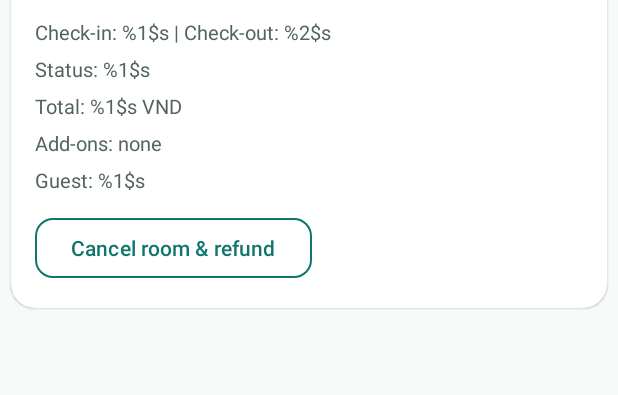
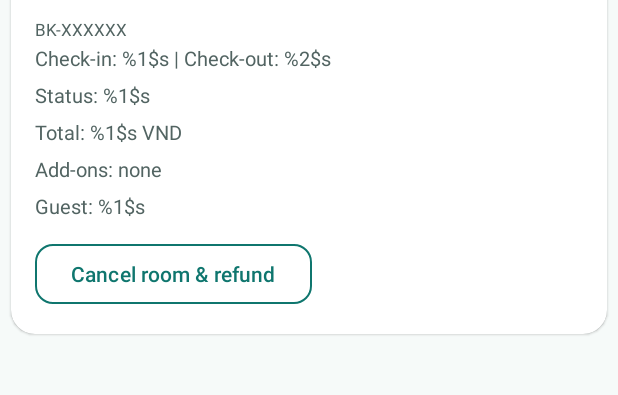
Before and after one commit to jerrylemin/HotelGo_ChuaBietTen, an Android app: the layout item_booking_card.xml on its own in the app's theme, with its tools: preview values and no code run, on a phone screen of 412 x 824 dp, the part 144-539 px from its top. Run offline under Robolectric (Android 15) with nearby library versions, the light colour scheme and no system bars.

Commit message:
feat: show stay status to clients
BookingHistoryAdapter now shows BK-XXXXXX short booking code and a
coloured stay-status badge (Da check-in / Da check-out / Qua han)
on each client booking card. Badge is hidden for pending/cancelled
bookings. Uses SupabaseRepository.resolveStayStatus() and
shortBookingCode() format helpers.

```diff
--- a/app/src/main/res/layout/item_booking_card.xml
+++ b/app/src/main/res/layout/item_booking_card.xml
@@ -56,11 +56,21 @@
             </LinearLayout>
         </LinearLayout>
 
+        <!-- Booking short code -->
+        <TextView
+            android:id="@+id/bookingItemCode"
+            android:layout_width="wrap_content"
+            android:layout_height="wrap_content"
+            android:layout_marginTop="@dimen/space_s"
+            android:textColor="@color/text_secondary"
+            android:textSize="11sp"
+            android:text="BK-XXXXXX" />
+
         <TextView
             android:id="@+id/bookingItemDates"
             android:layout_width="wrap_content"
             android:layout_height="wrap_content"
-            android:layout_marginTop="@dimen/space_s"
+            android:layout_marginTop="2dp"
             android:text="@string/booking_dates_format"
             android:textColor="@color/text_secondary"
             android:textSize="13sp" />
@@ -73,6 +83,22 @@
             android:text="@string/booking_status_format"
             android:textColor="@color/text_secondary"
             android:textSize="13sp" />
+
+        <!-- Stay status badge (shown for both admin and client) -->
+        <TextView
+            android:id="@+id/bookingItemStayStatus"
+            android:layout_width="wrap_content"
+            android:layout_height="wrap_content"
+            android:layout_marginTop="4dp"
+            android:paddingStart="8dp"
+            android:paddingEnd="8dp"
+            android:paddingTop="2dp"
+            android:paddingBottom="2dp"
+            android:textSize="11sp"
+            android:textStyle="bold"
+            android:textColor="@android:color/white"
+            android:background="@drawable/badge_status_bg"
+            android:visibility="gone" />
 
         <TextView
             android:id="@+id/bookingItemTotal"
```
Also changed, not shown: app/src/main/java/com/example/hotelapp_test2/ui/features/BookingHistoryAdapter.kt (+40 -0 lines).
